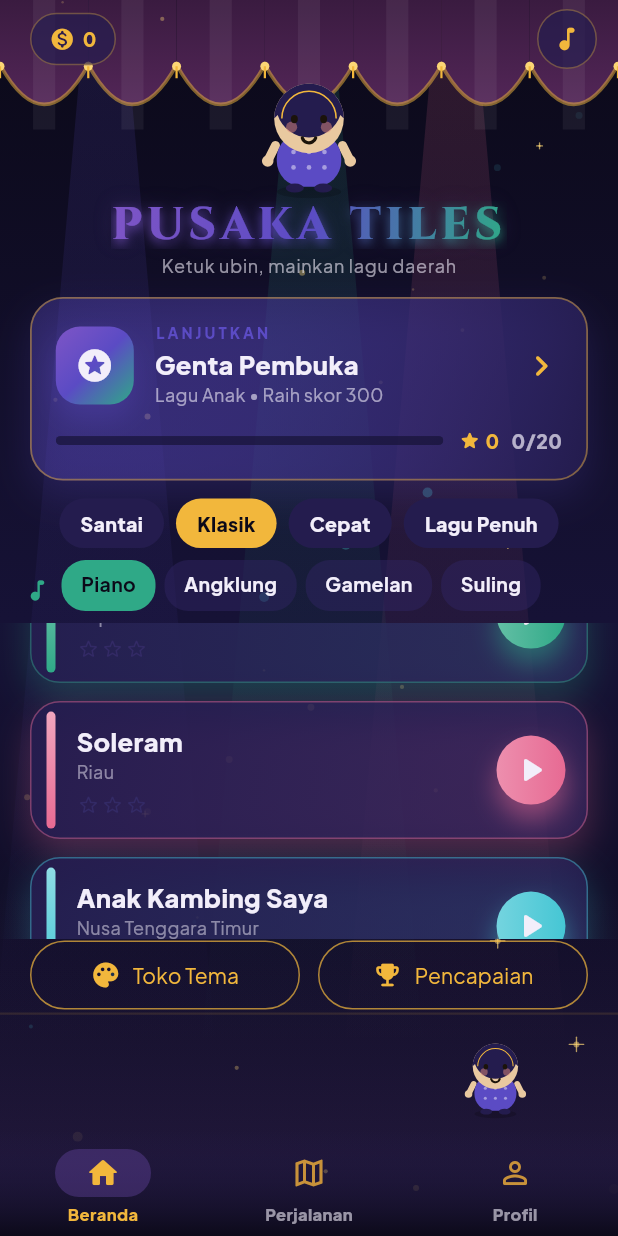
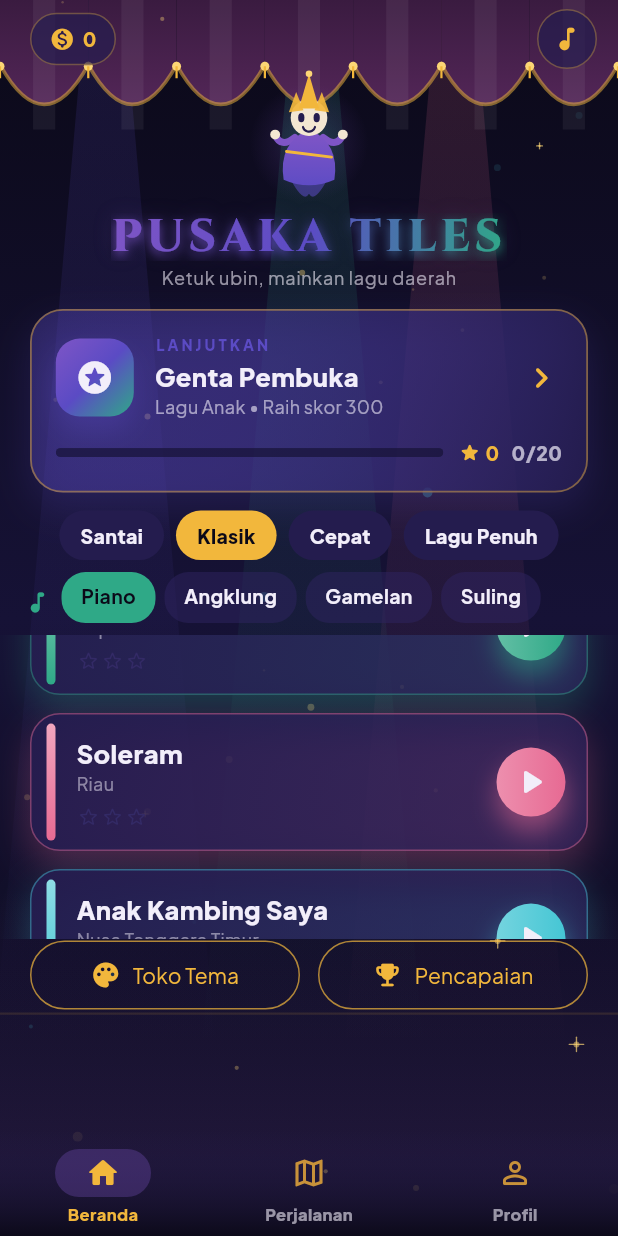
Before and after one commit to zachiesings/pusaka-tiles, a Flutter app: the screen it shows after launch, scrolled down 576 dp, after a tap on "Toko Tema", on a phone screen of 412 x 824 dp. Run offline on Flutter 3.47's test engine with Material 3 defaults, Android fonts, the phone set to English and light mode, and no system bars; our stand-ins replace audioplayers, google_mobile_ads, shared_preferences.

Commit message:
feat(4.3): Stage 1a — own Tiles mascot (Roh Gamelan) + 6 new lane themes (10 total)
Differentiation from Blast (Guideline 4.3). Tiles-only, code-driven.
- TilesMascot 'Roh Gamelan': a hovering temple-dancer spirit (wayang/gunungan
  crown, glowing indigo robe, dance-pose arms, no feet, aura) — own silhouette,
  distinct from Blast's standing blangkon kid. New Tiles-only widget; Blast
  untouched. Swapped into the Fever cinematic + home hero; removed the shared
  RoamingMascot + MascotView from home.
- Toko Tema 4 -> 10 themes: + Batik Tulis, Senja Nusantara, Candi Purba, Rimba
  Zamrud, Naga Merah, Kristal Es (tied to coin costs 750-2000).
Engine/ads/in-review build untouched. Home full declutter + song-select = next.

Co-Authored-By: Claude Opus 4.8 (1M context) <noreply@anthropic.com>

```diff
--- a/lib/features/game/game_screen.dart
+++ b/lib/features/game/game_screen.dart
@@ -9,6 +9,7 @@ import '../../state/app_state.dart';
 import '../../state/game_controller.dart';
 import '../../widgets/batik.dart';
 import '../../widgets/mascot.dart';
+import '../../widgets/tiles_mascot.dart';
 import '../../widgets/tiles_board.dart';
 
 class TilesGameScreen extends StatelessWidget {
@@ -619,7 +620,7 @@ class _FeverCinematic extends StatelessWidget {
             alignment: const Alignment(0, 0.78),
             child: Opacity(
               opacity: 0.92,
-              child: MascotView(size: 78, mood: MascotMood.cheer),
+              child: TilesMascot(size: 96, mood: MascotMood.cheer),
             ),
           ),
         ],
--- a/lib/features/home/home_screen.dart
+++ b/lib/features/home/home_screen.dart
@@ -14,10 +14,10 @@ import '../shop/shop_screen.dart';
 import '../../widgets/gradient_button.dart';
 import '../../widgets/home_decor.dart';
 import '../../widgets/mascot.dart';
+import '../../widgets/tiles_mascot.dart';
 import '../../widgets/soft_card.dart';
 import '../../widgets/display_text.dart';
 import '../../widgets/effects.dart';
-import '../../widgets/roaming_mascot.dart';
 import '../game/game_screen.dart';
 import '../settings/settings_screen.dart';
 import '../about/about_screen.dart';
@@ -237,9 +237,6 @@ class _BerandaTabState extends State<_BerandaTab> {
         children: [
           const Positioned(top: 0, left: 0, right: 0, child: StageCurtain()),
           const Positioned.fill(child: SparkleField(count: 20)),
-          const Positioned(
-              left: 0, right: 0, bottom: 70, height: 96,
-              child: IgnorePointer(child: RoamingMascot(size: 56, period: 18))),
           SafeArea(
             child: Column(
               children: [
@@ -251,7 +248,7 @@ class _BerandaTabState extends State<_BerandaTab> {
                     onMusic: () => app.setMusic(!app.music),
                   ),
                 ),
-                const MascotView(size: 86, mood: MascotMood.idle),
+                const TilesMascot(size: 94, mood: MascotMood.idle),
                 const SizedBox(height: 2),
                 const ShimmerSweep(
                   child: DisplayText('PUSAKA TILES', size: 30, weight: 800, letterSpacing: 3),
--- a/lib/game/tile_themes.dart
+++ b/lib/game/tile_themes.dart
@@ -50,6 +50,48 @@ class TileThemeCatalog {
       cost: 600,
       colors: [Color(0xFF1E5A8A), Color(0xFF2FA987), Color(0xFF3A8FC4), Color(0xFF14406A)],
     ),
+    TileTheme(
+      id: 'batiktulis',
+      name: 'Batik Tulis',
+      desc: 'Sogan & nila klasik tulisan tangan.',
+      cost: 750,
+      colors: [Color(0xFF8A4B2F), Color(0xFF2C4A6E), Color(0xFFC8923A), Color(0xFF5E6B3A)],
+    ),
+    TileTheme(
+      id: 'senja',
+      name: 'Senja Nusantara',
+      desc: 'Gradasi jingga–ungu langit senja.',
+      cost: 900,
+      colors: [Color(0xFFE8693C), Color(0xFFC9456E), Color(0xFF7E55C6), Color(0xFFF2A24B)],
+    ),
+    TileTheme(
+      id: 'candi',
+      name: 'Candi Purba',
+      desc: 'Batu candi, lumut, & emas kuno.',
+      cost: 1100,
+      colors: [Color(0xFF6E7468), Color(0xFF3F7A6A), Color(0xFFB59A52), Color(0xFF4A4A42)],
+    ),
+    TileTheme(
+      id: 'rimba',
+      name: 'Rimba Zamrud',
+      desc: 'Hijau hutan tropis yang rimbun.',
+      cost: 1300,
+      colors: [Color(0xFF2E8B57), Color(0xFF1F6E4A), Color(0xFF7FBF4D), Color(0xFF0F4D3A)],
+    ),
+    TileTheme(
+      id: 'naga',
+      name: 'Naga Merah',
+      desc: 'Merah keraton, emas, & arang.',
+      cost: 1600,
+      colors: [Color(0xFFC02A36), Color(0xFFE0A93A), Color(0xFF7A1F2B), Color(0xFF2A2226)],
+    ),
+    TileTheme(
+      id: 'kristal',
+      name: 'Kristal Es',
+      desc: 'Sian beku, putih, & nila kristal.',
+      cost: 2000,
+      colors: [Color(0xFF53C6D4), Color(0xFFEAF6FF), Color(0xFF6C7BD6), Color(0xFF2E7C8A)],
+    ),
   ];
 
   static TileTheme byId(String id) =>
--- /dev/null
+++ b/lib/widgets/tiles_mascot.dart
@@ -0,0 +1,211 @@
+import 'dart:math' as math;
+import 'package:flutter/material.dart';
+import '../core/constants.dart';
+import 'mascot.dart' show MascotMood; // reuse the mood enum
+
+/// "Roh Gamelan" — Pusaka Tiles' OWN mascot: a luminous temple-dancer spirit
+/// that HOVERS (no feet), with a tall wayang/gunungan crown, a glowing indigo
+/// robe, and Javanese dance-pose arms. Deliberately a different silhouette from
+/// Blast's standing blangkon kid (Guideline 4.3 differentiation). All code-drawn.
+class TilesMascot extends StatefulWidget {
+  final MascotMood mood;
+  final double size;
+  const TilesMascot({super.key, this.mood = MascotMood.idle, this.size = 120});
+
+  @override
+  State<TilesMascot> createState() => _TilesMascotState();
+}
+
+class _TilesMascotState extends State<TilesMascot> with TickerProviderStateMixin {
+  late final AnimationController _idle =
+      AnimationController(vsync: this, duration: const Duration(milliseconds: 3200))..repeat();
+  late final AnimationController _react =
+      AnimationController(vsync: this, duration: const Duration(milliseconds: 800));
+
+  @override
+  void didUpdateWidget(covariant TilesMascot old) {
+    super.didUpdateWidget(old);
+    if (widget.mood != old.mood && widget.mood != MascotMood.idle) _react.forward(from: 0);
+  }
+
+  @override
+  void dispose() {
+    _idle.dispose();
+    _react.dispose();
+    super.dispose();
+  }
+
+  @override
+  Widget build(BuildContext context) {
+    return SizedBox(
+      width: widget.size,
+      height: widget.size,
+      child: AnimatedBuilder(
+        animation: Listenable.merge([_idle, _react]),
+        builder: (_, __) => CustomPaint(
+          painter: _SpiritPainter(
+            mood: widget.mood,
+            bob: math.sin(2 * math.pi * _idle.value),
+            sway: math.sin(2 * math.pi * _idle.value + 1.0),
+            react: Curves.easeOutBack.transform(_react.value.clamp(0.0, 1.0)),
+          ),
+        ),
+      ),
+    );
+  }
+}
+
+class _SpiritPainter extends CustomPainter {
+  final MascotMood mood;
+  final double bob, sway, react;
+  _SpiritPainter({required this.mood, required this.bob, required this.sway, required this.react});
+
+  static const _robe = Color(0xFF5B4BC4);   // wedelan indigo
+  static const _robe2 = Color(0xFF7E55C6);  // violet
+  static const _skin = Color(0xFFF3E7D2);   // luminous pale
+  static const _gold = Palette.gold;
+
+  bool get _up => mood == MascotMood.cheer || mood == MascotMood.happy;
+
+  @override
+  void paint(Canvas canvas, Size size) {
+    final s = size.shortestSide;
+    final cx = size.width / 2;
+    final lift = _up ? math.sin(math.pi * react) * s * 0.10 : 0.0;
+    final cy = size.height * 0.52 + bob * s * 0.03 - lift; // hovers, gently bobbing
+
+    // Aura glow (spirit halo) — teal→violet, pulses on cheer.
+    final auraR = s * (0.42 + (mood == MascotMood.cheer ? react * 0.12 : 0));
+    canvas.drawCircle(
+      Offset(cx, cy),
+      auraR,
+      Paint()
+        ..shader = RadialGradient(colors: [
+          Palette.teal.withOpacity(0.28),
+          Palette.violet.withOpacity(0.10),
+          Palette.violet.withOpacity(0.0),
+        ], stops: const [0.0, 0.6, 1.0]).createShader(
+            Rect.fromCircle(center: Offset(cx, cy), radius: auraR)),
+    );
+
+    // Floating wisp tail under the robe (no feet — it hovers).
+    final tail = Path()
+      ..moveTo(cx - s * 0.16, cy + s * 0.20)
+      ..quadraticBezierTo(cx + sway * s * 0.06, cy + s * 0.44, cx, cy + s * 0.36)
+      ..quadraticBezierTo(cx - sway * s * 0.06, cy + s * 0.44, cx + s * 0.16, cy + s * 0.20)
+      ..close();
+    canvas.drawPath(tail, Paint()..color = _robe.withOpacity(0.55));
+
+    // Arms in a dance pose (curved, hands turned up "ngruji"). Raise on cheer.
+    final armRaise = _up ? react : 0.0;
+    _arm(canvas, cx, cy, s, left: true, raise: armRaise);
+    _arm(canvas, cx, cy, s, left: false, raise: armRaise);
+
+    // Robe body — a teardrop/bell in an indigo→violet gradient with a gold sash.
+    final bodyTop = cy - s * 0.06;
+    final body = Path()
+      ..moveTo(cx, bodyTop - s * 0.04)
+      ..quadraticBezierTo(cx + s * 0.22, cy, cx + s * 0.18, cy + s * 0.26)
+      ..quadraticBezierTo(cx, cy + s * 0.34, cx - s * 0.18, cy + s * 0.26)
+      ..quadraticBezierTo(cx - s * 0.22, cy, cx, bodyTop - s * 0.04)
+      ..close();
+    canvas.drawPath(
+      body,
+      Paint()
+        ..shader = const LinearGradient(
+          begin: Alignment.topCenter,
+          end: Alignment.bottomCenter,
+          colors: [_robe2, _robe],
+        ).createShader(Rect.fromLTWH(cx - s * 0.22, bodyTop, s * 0.44, s * 0.4)),
+    );
+    // gold sash
+    canvas.drawLine(Offset(cx - s * 0.16, cy + s * 0.06), Offset(cx + s * 0.16, cy + s * 0.10),
+        Paint()..color = _gold..strokeWidth = s * 0.02..strokeCap = StrokeCap.round);
+
+    // Head
+    final headC = Offset(cx, cy - s * 0.18);
+    final headR = s * 0.13;
+    canvas.drawCircle(headC, headR, Paint()..color = _skin);
+
+    // Wayang/gunungan crown — a tall central spike + two side prongs (gold).
+    final crown = Path()
+      ..moveTo(cx, headC.dy - headR * 2.4)
+      ..lineTo(cx + headR * 0.55, headC.dy - headR * 0.5)
+      ..lineTo(cx - headR * 0.55, headC.dy - headR * 0.5)
+      ..close();
+    canvas.drawPath(crown, Paint()..color = _gold);
+    for (final dir in [-1.0, 1.0]) {
+      final p = Path()
+        ..moveTo(cx + dir * headR * 0.7, headC.dy - headR * 1.4)
+        ..lineTo(cx + dir * headR * 1.1, headC.dy - headR * 0.3)
+        ..lineTo(cx + dir * headR * 0.3, headC.dy - headR * 0.4)
+        ..close();
+      canvas.drawPath(p, Paint()..color = _gold.withOpacity(0.92));
+    }
+    canvas.drawCircle(Offset(cx, headC.dy - headR * 2.4), headR * 0.18,
+        Paint()..color = Palette.goldLt); // crown jewel
+
+    // Face — calm almond eyes + serene smile; happy arcs on cheer.
+    final ink = Paint()..color = const Color(0xFF241C4E);
+    if (_up) {
+      final p = Paint()
+        ..color = ink.color
+        ..style = PaintingStyle.stroke
+        ..strokeWidth = s * 0.016
+        ..strokeCap = StrokeCap.round;
+      for (final dx in [-headR * 0.42, headR * 0.42]) {
+        canvas.drawArc(Rect.fromCircle(center: Offset(cx + dx, headC.dy), radius: headR * 0.3),
+            math.pi, math.pi, false, p);
+      }
+    } else {
+      for (final dx in [-headR * 0.42, headR * 0.42]) {
+        canvas.drawOval(
+            Rect.fromCenter(center: Offset(cx + dx, headC.dy), width: headR * 0.34, height: headR * 0.5),
+            ink);
+      }
+    }
+    canvas.drawArc(
+      Rect.fromCircle(center: Offset(cx, headC.dy + headR * 0.42), radius: headR * 0.34),
+      0.25, math.pi - 0.5, false,
+      Paint()
+        ..color = ink.color
+        ..style = PaintingStyle.stroke
+        ..strokeWidth = s * 0.015
+        ..strokeCap = StrokeCap.round,
+    );
+
+    // Sparkles on cheer
+    if (mood == MascotMood.cheer && react > 0) {
+      final sp = Paint()..color = _gold.withOpacity((1 - react).clamp(0.0, 1.0));
+      for (final a in [0.4, 1.6, 2.8, 4.1, 5.4]) {
+        final rr = s * (0.30 + react * 0.18);
+        canvas.drawCircle(Offset(cx + math.cos(a) * rr, cy + math.sin(a) * rr), s * 0.02, sp);
+      }
+    }
+  }
+
+  void _arm(Canvas canvas, double cx, double cy, double s, {required bool left, required double raise}) {
+    final dir = left ? -1.0 : 1.0;
+    final shoulder = Offset(cx + dir * s * 0.10, cy - s * 0.04);
+    // elbow out, hand turned up; raises toward the sky on cheer
+    final elbow = Offset(cx + dir * s * (0.20 - raise * 0.04), cy + s * (0.04 - raise * 0.10));
+    final hand = Offset(cx + dir * s * (0.24 - raise * 0.10), cy - s * (0.06 + raise * 0.16));
+    final p = Paint()
+      ..color = _robe2
+      ..style = PaintingStyle.stroke
+      ..strokeWidth = s * 0.05
+      ..strokeCap = StrokeCap.round
+      ..strokeJoin = StrokeJoin.round;
+    canvas.drawPath(
+      Path()
+        ..moveTo(shoulder.dx, shoulder.dy)
+        ..quadraticBezierTo(elbow.dx, elbow.dy, hand.dx, hand.dy),
+      p,
+    );
+    canvas.drawCircle(hand, s * 0.035, Paint()..color = _skin); // upturned hand
+  }
+
+  @override
+  bool shouldRepaint(covariant _SpiritPainter old) =>
+      old.bob != bob || old.sway != sway || old.react != react || old.mood != mood;
+}
```
